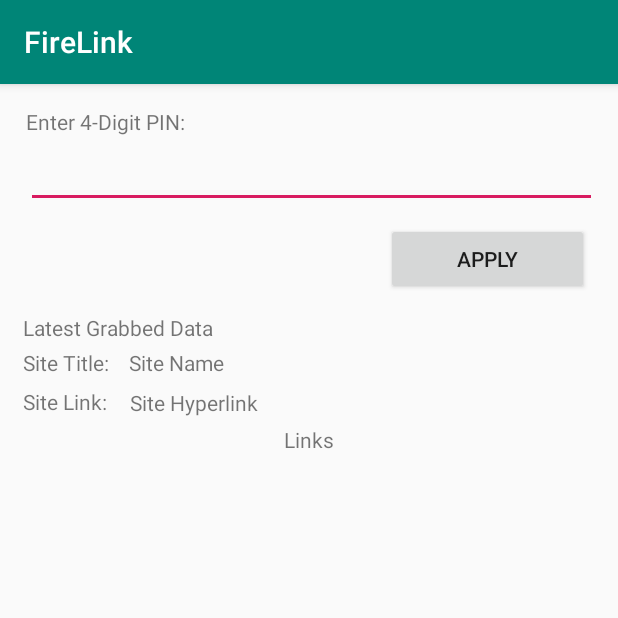
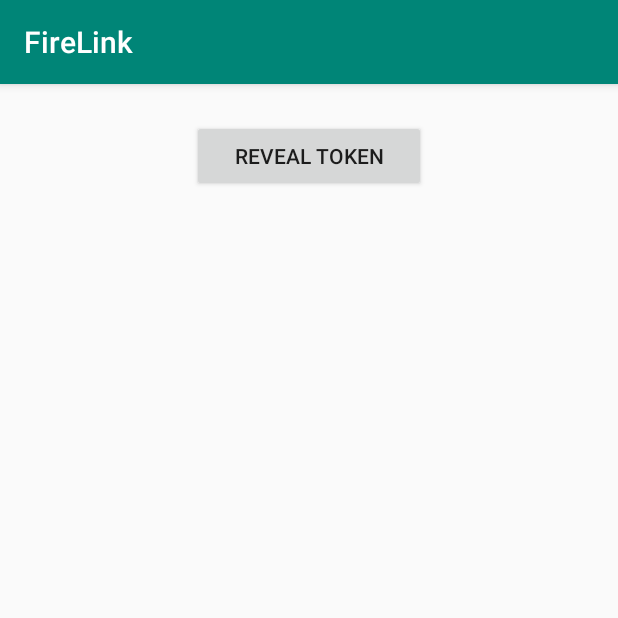
Before and after one commit to bartektenDev/FireLink, an Android app: the screen it shows after launch (MainActivity), on a phone screen of 412 x 824 dp, the top half of it. Run offline under Robolectric (Android 15) with nearby library versions, the phone set to English and light mode, and no system bars.

Commit message:
Private Token Displays within Application now

```diff
--- a/androidApplication/FireLink/app/src/main/java/theandroidguy/bart/firelink/Config/config.java
+++ b/androidApplication/FireLink/app/src/main/java/theandroidguy/bart/firelink/Config/config.java
@@ -4,5 +4,5 @@ public class config {
     public static String title = "";
     public static String content = "";
     public static String imageUrl = "";
-    public static String readPIN = "";
+    public static String readTOKEN = "";
 }
--- a/androidApplication/FireLink/app/src/main/res/layout/activity_main.xml
+++ b/androidApplication/FireLink/app/src/main/res/layout/activity_main.xml
@@ -1,124 +1,24 @@
 <?xml version="1.0" encoding="utf-8"?>
 <RelativeLayout xmlns:android="http://schemas.android.com/apk/res/android"
-    xmlns:app="http://schemas.android.com/apk/res-auto"
     xmlns:tools="http://schemas.android.com/tools"
+    android:id="@+id/activity_main"
     android:layout_width="match_parent"
     android:layout_height="match_parent"
+    android:paddingLeft="16dp"
+    android:paddingTop="16dp"
+    android:paddingRight="16dp"
+    android:paddingBottom="16dp"
     tools:context=".MainActivity">
 
-    <TextView
-        android:id="@+id/textView"
-        android:layout_width="196dp"
-        android:layout_height="22dp"
+    <Button
+        android:id="@+id/revealToken"
+        android:layout_width="200dp"
+        android:layout_height="wrap_content"
         android:layout_alignParentStart="true"
-        android:layout_alignParentLeft="true"
         android:layout_alignParentTop="true"
         android:layout_alignParentEnd="true"
-        android:layout_alignParentRight="true"
-        android:layout_marginStart="17dp"
-        android:layout_marginLeft="17dp"
-        android:layout_marginTop="15dp"
-        android:layout_marginEnd="198dp"
-        android:layout_marginRight="198dp"
-        android:text="Enter 4-Digit PIN:" />
-
-    <EditText
-        android:id="@+id/pinText"
-        android:layout_width="380dp"
-        android:layout_height="wrap_content"
-        android:layout_below="@+id/textView"
-        android:layout_alignParentStart="true"
-        android:layout_alignParentLeft="true"
-        android:layout_alignParentEnd="true"
-        android:layout_alignParentRight="true"
-        android:layout_marginStart="17dp"
-        android:layout_marginLeft="17dp"
-        android:layout_marginTop="0dp"
-        android:layout_marginEnd="14dp"
-        android:layout_marginRight="14dp"
-        android:ems="10"
-        android:inputType="textPersonName" />
-
-    <Button
-        android:id="@+id/applybtn"
-        android:layout_width="108dp"
-        android:layout_height="wrap_content"
-        android:layout_below="@+id/pinText"
-        android:layout_alignParentStart="true"
-        android:layout_alignParentLeft="true"
-        android:layout_alignParentEnd="true"
-        android:layout_alignParentRight="true"
-        android:layout_marginStart="257dp"
-        android:layout_marginLeft="257dp"
-        android:layout_marginTop="10dp"
-        android:layout_marginEnd="19dp"
-        android:layout_marginRight="19dp"
-        android:text="Apply" />
-
-    <TextView
-        android:id="@+id/textView2"
-        android:layout_width="wrap_content"
-        android:layout_height="wrap_content"
-        android:layout_below="@+id/siteLink"
-        android:layout_centerHorizontal="true"
-        android:layout_marginTop="5dp"
-        android:text="Links" />
-
-    <TextView
-        android:id="@+id/textView3"
-        android:layout_width="wrap_content"
-        android:layout_height="wrap_content"
-        android:layout_below="@+id/applybtn"
-        android:layout_alignStart="@+id/textView"
-        android:layout_marginStart="-2dp"
-        android:layout_marginTop="12dp"
-        android:text="Latest Grabbed Data" />
-
-    <TextView
-        android:id="@+id/textView4"
-        android:layout_width="wrap_content"
-        android:layout_height="wrap_content"
-        android:layout_alignStart="@+id/textView"
-        android:layout_alignParentTop="true"
-        android:layout_marginStart="-2dp"
-        android:layout_marginTop="176dp"
-        android:text="Site Title: " />
-
-    <TextView
-        android:id="@+id/textView5"
-        android:layout_width="wrap_content"
-        android:layout_height="wrap_content"
-        android:layout_alignStart="@+id/textView"
-        android:layout_alignParentTop="true"
-        android:layout_marginStart="-2dp"
-        android:layout_marginTop="202dp"
-        android:text="Site Link: " />
-
-    <TextView
-        android:id="@+id/siteText"
-        android:layout_width="298dp"
-        android:layout_height="21dp"
-        android:layout_alignTop="@+id/textView4"
-        android:layout_alignEnd="@+id/textView3"
-        android:layout_marginStart="10dp"
-        android:layout_marginLeft="10dp"
-        android:layout_marginTop="0dp"
-        android:layout_marginEnd="-239dp"
-        android:layout_toEndOf="@+id/textView4"
-        android:layout_toRightOf="@+id/textView4"
-        android:text="Site Name" />
-
-    <TextView
-        android:id="@+id/siteLink"
-        android:layout_width="wrap_content"
-        android:layout_height="wrap_content"
-        android:layout_below="@+id/siteText"
-        android:layout_alignEnd="@+id/textView3"
-        android:layout_marginStart="12dp"
-        android:layout_marginLeft="12dp"
-        android:layout_marginTop="5dp"
-        android:layout_marginEnd="-239dp"
-        android:layout_toEndOf="@+id/textView5"
-        android:layout_toRightOf="@+id/textView5"
-        android:text="Site Hyperlink" />
+        android:layout_marginStart="112dp"
+        android:layout_marginTop="8dp"
+        android:layout_marginEnd="112dp"
+        android:text="Reveal Token" />
 </RelativeLayout>
--- a/androidApplication/FireLink/app/src/main/res/mipmap-xxhdpi/mipmap-anydpi-v26/ic_launcher.xml
+++ b/androidApplication/FireLink/app/src/main/res/mipmap-xxhdpi/mipmap-anydpi-v26/ic_launcher.xml
@@ -1,4 +1,5 @@
 <?xml version="1.0" encoding="utf-8"?>
+<!--suppress ALL, XmlHighlighting -->
 <adaptive-icon xmlns:android="http://schemas.android.com/apk/res/android">
     <background android:drawable="@drawable/ic_launcher" />
     <foreground android:drawable="@drawable/ic_launcher" />
--- a/androidApplication/FireLink/app/src/main/res/mipmap-xxhdpi/mipmap-anydpi-v26/ic_launcher_round.xml
+++ b/androidApplication/FireLink/app/src/main/res/mipmap-xxhdpi/mipmap-anydpi-v26/ic_launcher_round.xml
@@ -1,4 +1,5 @@
 <?xml version="1.0" encoding="utf-8"?>
+<!--suppress ALL -->
 <adaptive-icon xmlns:android="http://schemas.android.com/apk/res/android">
     <background android:drawable="@drawable/ic_launcher_background" />
     <foreground android:drawable="@drawable/ic_launcher_foreground" />
--- a/androidApplication/FireLink/gradle.properties
+++ b/androidApplication/FireLink/gradle.properties
@@ -11,3 +11,4 @@ org.gradle.jvmargs=-Xmx1536m
 # This option should only be used with decoupled projects. More details, visit
 # http://www.gradle.org/docs/current/userguide/multi_project_builds.html#sec:decoupled_projects
 # org.gradle.parallel=true
+googlePlayServicesVersion=12.0.1
```
Also changed, not shown: androidApplication/FireLink/app/build.gradle (+10 -9 lines), androidApplication/FireLink/app/src/main/AndroidManifest.xml (+11 -7 lines), androidApplication/FireLink/app/src/main/java/theandroidguy/bart/firelink/MainActivity.java (+19 -60 lines), androidApplication/FireLink/app/src/main/java/theandroidguy/bart/firelink/Service/MyFirebaseInstanceService.java (+20 -3 lines), androidApplication/FireLink/app/src/main/java/theandroidguy/bart/firelink/Service/MyFirebaseMessagingService.java (+5 -13 lines), androidApplication/FireLink/build.gradle (+6 -3 lines), androidApplication/FireLink/gradle/wrapper/gradle-wrapper.properties, 2 other files.
